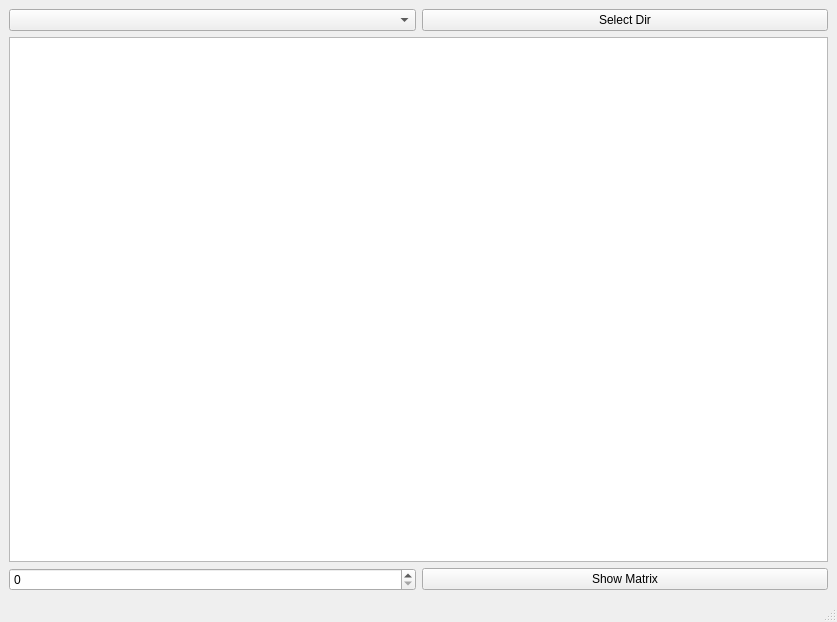
This is QtCodeV2/mainwindow.ui in umidah/CodeChecker as Qt 5 draws it before an edit. The edited form follows.
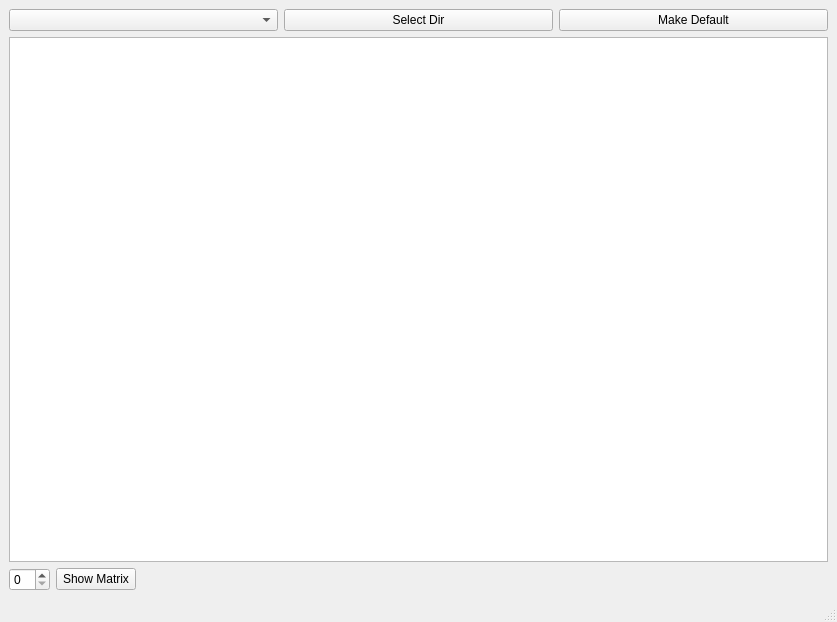
This is the edited form.

The edit to the form file:
```diff
--- a/QtCodeV2/mainwindow.ui
+++ b/QtCodeV2/mainwindow.ui
@@ -14,8 +14,8 @@
    <string>MainWindow</string>
   </property>
   <widget class="QWidget" name="centralwidget">
-   <layout class="QVBoxLayout" name="verticalLayout">
-    <item>
+   <layout class="QGridLayout" name="gridLayout">
+    <item row="0" column="0">
      <layout class="QHBoxLayout" name="horizontalLayout_2">
       <item>
        <widget class="QComboBox" name="comboBox"/>
@@ -27,12 +27,19 @@
         </property>
        </widget>
       </item>
+      <item>
+       <widget class="QPushButton" name="pushButton_3">
+        <property name="text">
+         <string>Make Default</string>
+        </property>
+       </widget>
+      </item>
      </layout>
     </item>
     <item>
      <widget class="QListWidget" name="listWidget"/>
     </item>
-    <item>
+    <item row="2" column="0">
      <layout class="QHBoxLayout" name="horizontalLayout">
       <item>
        <widget class="QSpinBox" name="spinBox"/>
@@ -44,6 +51,19 @@
         </property>
        </widget>
       </item>
+      <item>
+       <spacer name="horizontalSpacer">
+        <property name="orientation">
+         <enum>Qt::Horizontal</enum>
+        </property>
+        <property name="sizeHint" stdset="0">
+         <size>
+          <width>128</width>
+          <height>20</height>
+         </size>
+        </property>
+       </spacer>
+      </item>
      </layout>
     </item>
    </layout>
```
Left out of the diff: 2 changed lines with no effect on the pictures.
